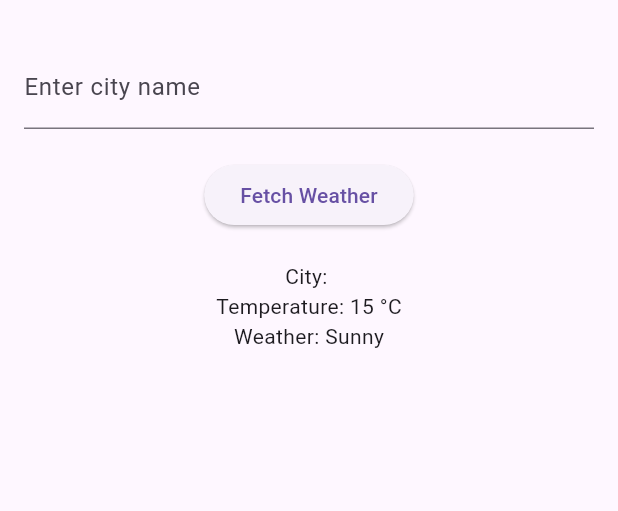
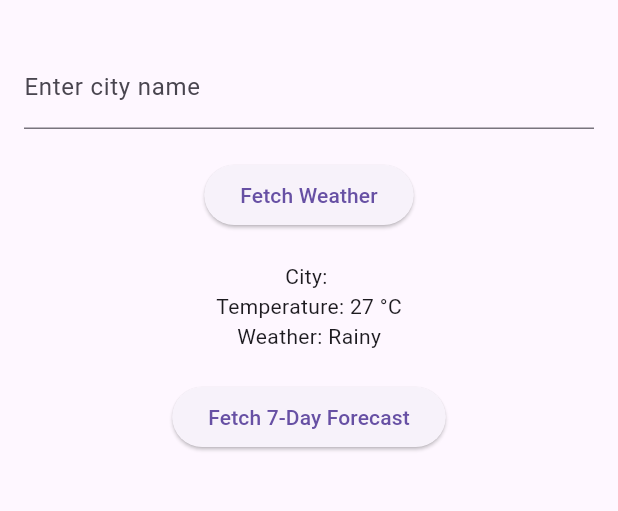
Before and after one commit to Darshan959/weather_info_app, a Flutter app: the screen it shows after launch, after a tap on "Fetch Weather", on a phone screen of 412 x 824 dp, the part 63-574 px from its top. Run offline on Flutter 3.47's test engine with Material 3 defaults, Android fonts, the phone set to English and light mode, and no system bars.

Commit message:
Implemented 7-day weather forecast feature

```diff
--- a/lib/main.dart
+++ b/lib/main.dart
@@ -1,7 +1,6 @@
 import 'dart:math';
 import 'package:flutter/material.dart';
 
-// Final version
 void main() {
   runApp(const WeatherInfoApp());
 }
@@ -33,13 +32,31 @@ class _WeatherHomePageState extends State<WeatherHomePage> {
   String _cityName = '';
   String _temperature = '';
   String _weatherCondition = '';
+  List<Map<String, String>> _weeklyForecast = [];
 
+  // Function to simulate fetching current weather data
   void _fetchWeather() {
+    final random = Random();
     setState(() {
       _cityName = _cityController.text;
-      _temperature = '${(15 + (DateTime.now().second % 16)).toString()} °C';
-      _weatherCondition =
-          ['Sunny', 'Cloudy', 'Rainy'][DateTime.now().second % 3];
+      _temperature = '${15 + random.nextInt(16)} °C';
+      List<String> conditions = ['Sunny', 'Cloudy', 'Rainy'];
+      _weatherCondition = conditions[random.nextInt(3)];
+    });
+  }
+
+  // Function to simulate fetching 7-day weather forecast
+  void _fetch7DayForecast() {
+    final random = Random();
+    List<String> conditions = ['Sunny', 'Cloudy', 'Rainy'];
+    setState(() {
+      _weeklyForecast = List.generate(7, (index) {
+        return {
+          'day': 'Day ${index + 1}',
+          'temperature': '${15 + random.nextInt(16)} °C',
+          'condition': conditions[random.nextInt(3)],
+        };
+      });
     });
   }
 
@@ -68,6 +85,29 @@ class _WeatherHomePageState extends State<WeatherHomePage> {
             Text('City: $_cityName'),
             Text('Temperature: $_temperature'),
             Text('Weather: $_weatherCondition'),
+            const SizedBox(height: 20),
+            ElevatedButton(
+              onPressed: _fetch7DayForecast,
+              child: const Text('Fetch 7-Day Forecast'),
+            ),
+            const SizedBox(height: 20),
+            if (_weeklyForecast.isNotEmpty) ...[
+              const Text('7-Day Weather Forecast:'),
+              const SizedBox(height: 10),
+              Expanded(
+                child: ListView.builder(
+                  itemCount: _weeklyForecast.length,
+                  itemBuilder: (context, index) {
+                    final dayForecast = _weeklyForecast[index];
+                    return ListTile(
+                      title: Text('${dayForecast['day']}'),
+                      subtitle: Text(
+                          'Temperature: ${dayForecast['temperature']}, Condition: ${dayForecast['condition']}'),
+                    );
+                  },
+                ),
+              ),
+            ]
           ],
         ),
       ),
```
